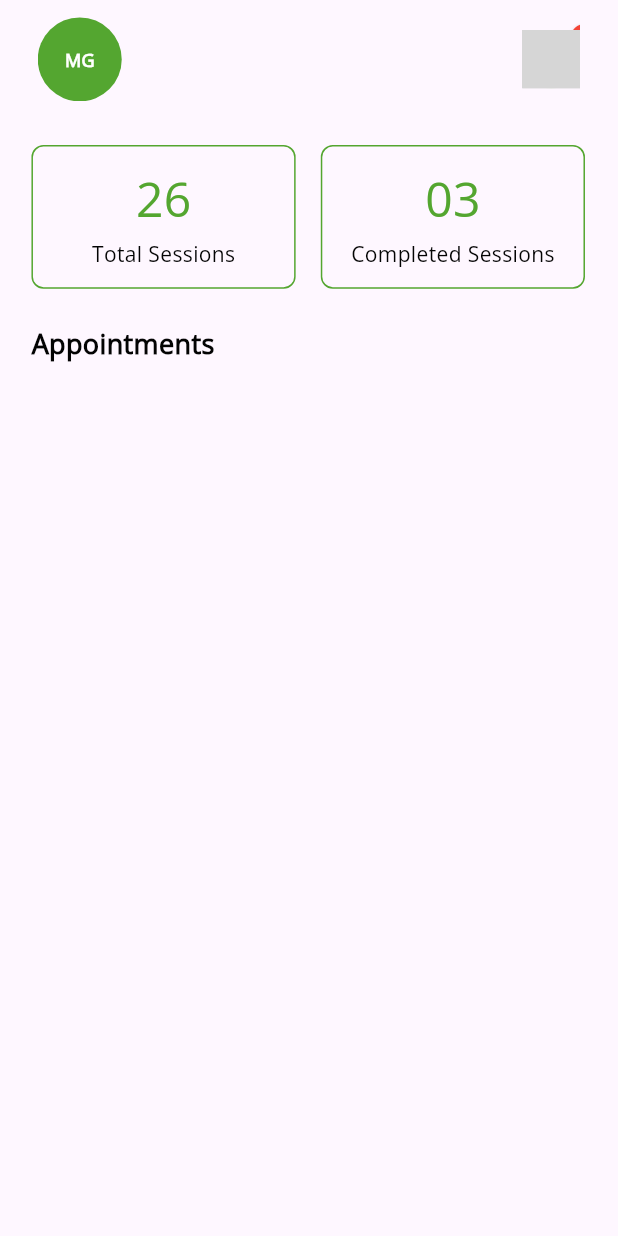
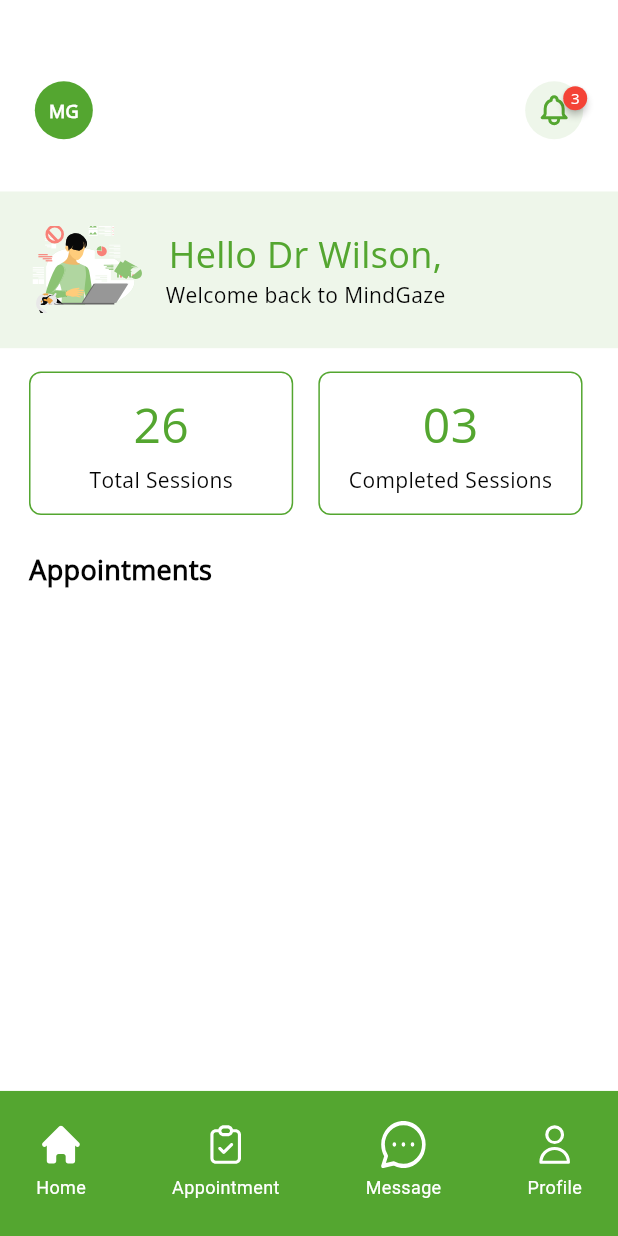
Before and after one commit to Siamjht/therapist, a Flutter app: the screen it shows after launch, on a phone screen of 412 x 824 dp. Run offline on Flutter 3.47's test engine with Material 3 defaults, Android fonts, the phone set to English and light mode, and no system bars; drawn by our look-alikes of badges; our stand-ins replace flutter_screenutil, flutter_svg, get; grey boxes are pictures that could not be loaded.

Commit message:
some changes

```diff
--- a/lib/main.dart
+++ b/lib/main.dart
@@ -1,5 +1,8 @@
 import 'package:flutter/material.dart';
 import 'package:flutter_screenutil/flutter_screenutil.dart';
+import 'package:get/get.dart';
+import 'package:therapist/utils/app_colors.dart';
+import 'package:therapist/views/widgets/bottom_nav_bar.dart';
 
 import 'views/home/home_page.dart';
 
@@ -21,8 +24,11 @@ class MyApp extends StatelessWidget {
       splitScreenMode: true,
       // Use builder only if you need to use library outside ScreenUtilInit context
       builder: (_ , child) {
-        return MaterialApp(
+        return GetMaterialApp(
           debugShowCheckedModeBanner: false,
+          theme: ThemeData(
+              scaffoldBackgroundColor:AppColors.whiteColor
+          ),
           home: HomePage(),
         );
       },
--- a/lib/utils/app_texts.dart
+++ b/lib/utils/app_texts.dart
@@ -1,6 +1,20 @@
 
 class AppTexts{
   static String appbarTextHome = "MG";
-  static String badgeText = "3";
+  static String badgeNumberText = "3";
   static String appointments = "Appointments";
+
+  static String totalSessionNumber = "26";
+  static String totalSessions = "Total Sessions";
+  static String completedSessionsNumber = "03";
+  static String completedSessions = "Completed Sessions";
+
+  static String drName = "Hello Dr Wilson,";
+  static String welcomeMindGaze = "Welcome back to MindGaze";
+
+  static String home = "Home";
+  static String appointment = "Appointment";
+  static String message = "Message";
+  static String profile = "Profile";
+
 }
--- a/lib/views/home/home_page.dart
+++ b/lib/views/home/home_page.dart
@@ -1,39 +1,104 @@
 
 import 'package:flutter/material.dart';
 import 'package:flutter_screenutil/flutter_screenutil.dart';
+import 'package:flutter_svg/svg.dart';
 import 'package:therapist/utils/app_colors.dart';
 import 'package:therapist/utils/app_texts.dart';
+import 'package:therapist/views/widgets/bottom_nav_bar.dart';
 import 'package:therapist/views/widgets/custom_text.dart';
+import 'package:badges/badges.dart' as badges;
 
-import '../widgets/custom_appbar.dart';
 
 class HomePage extends StatelessWidget {
   const HomePage({super.key});
 
   @override
   Widget build(BuildContext context) {
+    Size size = MediaQuery.of(context).size;
     return Scaffold(
-      appBar: PreferredSize(
-        preferredSize: Size.fromHeight(100.h),
-          child: const CustomAppbar()),
-      body: Padding(
-        padding: EdgeInsets.symmetric(horizontal: 20.w),
-        child: Column(
-          crossAxisAlignment: CrossAxisAlignment.start,
-          children: [
-            Row(
+      body: Column(
+        crossAxisAlignment: CrossAxisAlignment.start,
+        children: [
+          SizedBox(
+            height: 44.h,
+            width: size.width.w,
+          ),
+          Padding(
+            padding: EdgeInsets.symmetric(horizontal: 24.h),
+            child: SizedBox(
+              height: 64.h,
+              width: size.width,
+              child: Row(
+                crossAxisAlignment: CrossAxisAlignment.center,
+                children: [
+                  CircleAvatar(
+                    backgroundColor: AppColors.primaryColor,
+                    radius: 20.h,
+                    child: CustomText(text: AppTexts.appbarTextHome, color: AppColors.whiteColor,
+                      fontSize: 12, fontFamily: "Open Sans", fontWeight: FontWeight.w600,),
+                  ),
+                  const Spacer(),
+                  CircleAvatar(
+                    backgroundColor: AppColors.secondaryColor,
+                    radius: 20.h,
+                    child: badges.Badge(
+                      badgeContent: CustomText(text: AppTexts.badgeNumberText, color: AppColors.whiteColor,
+                        fontSize: 10, fontFamily: "Open Sans", fontWeight: FontWeight.w400,),
+                      child: SvgPicture.asset("assets/icons/notifyBell.svg",),
+                    ),
+                  )
+                ],
+              ),
+            ),
+          ),
+          SizedBox(height: 24.h,),
+          Container(
+            height: 108.h,
+            width: size.width.w,
+            color: AppColors.secondaryColor,
+            child: Padding(
+              padding: EdgeInsets.symmetric(horizontal: 20.h),
+              child: Row(
+                children: [
+                  SizedBox(
+                      height: 60.h,
+                      width: 72.w,
+                      child: SvgPicture.asset("assets/images/homeImage.svg", fit: BoxFit.cover,),
+                  ),
+                  SizedBox(width: 16.h,),
+                  Column(
+                    mainAxisAlignment: MainAxisAlignment.center,
+                    children: [
+                      CustomText(text: AppTexts.drName, color: AppColors.primaryColor,
+                          fontSize: 24, fontFamily: "Open Sans", fontWeight: FontWeight.w500),
+                      CustomText(text: AppTexts.welcomeMindGaze, color: AppColors.blackColor,
+                          fontSize: 14, fontFamily: "Open Sans", fontWeight: FontWeight.w400),
+                    ],
+                  )
+                ],
+              ),
+            ),
+          ),
+          SizedBox(height: 16.h,),
+          Padding(
+            padding: EdgeInsets.symmetric(horizontal: 20.h),
+            child: Row(
               children: [
-                buildContainer("26", "Total Sessions"),
+                buildContainer(AppTexts.totalSessionNumber, AppTexts.totalSessions),
                 SizedBox(width: 16.w,),
-                buildContainer("03", "Completed Sessions"),
+                buildContainer(AppTexts.completedSessionsNumber, AppTexts.completedSessions),
               ],
             ),
-            SizedBox(height: 24.h,),
-            CustomText(text: AppTexts.appointments, color: AppColors.blackColor,
-                fontSize: 18, fontFamily: "Open Sans", fontWeight: FontWeight.w600)
-          ],
-        ),
+          ),
+          SizedBox(height: 24.h,),
+          Padding(
+            padding: EdgeInsets.symmetric(horizontal: 20.h),
+            child: CustomText(text: AppTexts.appointments, color: AppColors.blackColor,
+                fontSize: 18, fontFamily: "Open Sans", fontWeight: FontWeight.w600),
+          )
+        ],
       ),
+      bottomNavigationBar: const BottomNavBar(currentIndex: 0),
     );
   }
 
@@ -42,7 +107,7 @@ class HomePage extends StatelessWidget {
     width: 168.w,
     decoration: BoxDecoration(
         border: Border.all(color: AppColors.primaryColor),
-        borderRadius: BorderRadius.all(Radius.circular(8))
+        borderRadius: const BorderRadius.all(Radius.circular(8))
     ),
     child: Column(
       mainAxisAlignment: MainAxisAlignment.center,
--- a/lib/views/widgets/nav_bar.dart
+++ b/lib/views/widgets/bottom_nav_bar.dart
@@ -1,18 +1,24 @@
 import 'package:flutter/material.dart';
 import 'package:flutter_screenutil/flutter_screenutil.dart';
 import 'package:flutter_svg/flutter_svg.dart';
+import 'package:get/get.dart';
 import 'package:therapist/utils/app_colors.dart';
+import 'package:therapist/utils/app_texts.dart';
+import 'package:therapist/views/home/home_page.dart';
 
-class NavBar extends StatefulWidget {
+import '../../utils/app_icons.dart';
+import 'custom_text.dart';
+
+class BottomNavBar extends StatefulWidget {
   final int currentIndex;
 
-  const NavBar({required this.currentIndex, super.key});
+  const BottomNavBar({required this.currentIndex, super.key});
 
   @override
-  State<NavBar> createState() => _NavBarState();
+  State<BottomNavBar> createState() => _BottomNavBarState();
 }
 
-class _NavBarState extends State<NavBar> {
+class _BottomNavBarState extends State<BottomNavBar> {
   var bottomNavIndex = 0;
 
   List<String> selectedIcon = [
@@ -22,9 +28,9 @@ class _NavBarState extends State<NavBar> {
     AppIcons.profileIconSolid
   ];
 
-  List<String> selectedText = [];
+  List<String> selectedText = [AppTexts.home, AppTexts.appointment, AppTexts.message, AppTexts.profile];
 
-  List<String> unselectedIcon = [
+  List<String> unSelectedIcon = [
     AppIcons.homeIconOutline,
     AppIcons.appointmentIconOutline,
     AppIcons.messageIconOutline,
@@ -45,42 +51,34 @@ class _NavBarState extends State<NavBar> {
       padding:
       const EdgeInsetsDirectional.symmetric(horizontal: 24, vertical: 20),
       alignment: Alignment.center,
-      color: Colors.white,
+      color: AppColors.primaryColor,
       child: Row(
         crossAxisAlignment: CrossAxisAlignment.center,
         mainAxisAlignment: MainAxisAlignment.spaceBetween,
         children: List.generate(
-          unselectedIcon.length,
+          unSelectedIcon.length,
               (index) => InkWell(
             onTap: () => onTap(index),
             child: Column(
               crossAxisAlignment: CrossAxisAlignment.center,
               mainAxisAlignment: MainAxisAlignment.start,
               children: [
-                index != bottomNavIndex
-                    ? SvgPicture.asset(selectedIcon[index],
-                    color: AppColors.blue_500, height: 24.h, width: 24.w)
-                    : SvgPicture.asset(unselectedIcon[index],
-                    color: AppColors.blue_500, height: 24.h, width: 24.w),
+                SizedBox(
+                  width: 30.w,
+                  height: 30.w,
+                  child: index != bottomNavIndex
+                      ? SvgPicture.asset(unSelectedIcon[index], fit: BoxFit.fill,)
+                      : SvgPicture.asset(selectedIcon[index], fit: BoxFit.fill,),
+                ),
                 const SizedBox(
                   height: 4,
                 ),
                 CustomText(
-                  color: AppColors.blackColor,
+                  color: AppColors.whiteColor,
                   fontSize: 12,
-                  fontWeight: FontWeight.w600,
+                  fontWeight: FontWeight.w400,
                   text: selectedText[index],
                 ),
-                index == bottomNavIndex
-                    ? Container(
-                  width: 8.w,
-                  height: 8.h,
-                  decoration: const ShapeDecoration(
-                    color: Colors.white,
-                    shape: OvalBorder(),
-                  ),
-                )
-                    : const SizedBox()
               ],
             ),
           ),
@@ -90,11 +88,9 @@ class _NavBarState extends State<NavBar> {
   }
 
   void onTap(int index) {
-    // HomeController homeController = Get.find<HomeController>();
-    // homeController.scrollController.dispose();
     if (index == 0) {
       if (!(widget.currentIndex == 0)) {
-        Get.offAll(() => const HomeScreen(),
+        Get.offAll(() => const HomePage(),
             transition: Transition.noTransition);
       }
     } else if (index == 1) {
@@ -116,15 +112,14 @@ class _NavBarState extends State<NavBar> {
   }
 }
 
-class AppIcons{
+class ProfileScreen {
+  const ProfileScreen();
+}
 
-  static String homeIconSolid = "assets/icons/homeIconSolid.svg";
-  static String homeIconOutline = "assets/icons/homeIconOutline.svg";
-  static String appointmentIconSolid = "assets/icons/appointmentIconSolid.svg";
-  static String appointmentIconOutline = "assets/icons/appointmentIconOutline.svg";
-  static String messageIconSolid = "assets/icons/messageIconSolid.svg";
-  static String messageIconOutline = "assets/icons/messageIconOutline.svg";
-  static String profileIconOutline= "assets/icons/profileIconOutline.svg";
-  static String profileIconSolid= "assets/icons/profileIconSolid.svg";
-  static String notifyBell = "assets/icons/notifyBell.svg";
+class FriendsScreen {
+  const FriendsScreen();
 }
+
+class CategoryScreen {
+  const CategoryScreen();
+}
--- a/lib/views/widgets/custom_appbar.dart
+++ b/lib/views/widgets/custom_appbar.dart
@@ -17,6 +17,7 @@ class CustomAppbar extends StatelessWidget {
     return Padding(
       padding: EdgeInsets.symmetric(horizontal: 24.w, vertical: 12.h),
       child: AppBar(
+        centerTitle: false,
         leading: CircleAvatar(
           backgroundColor: AppColors.primaryColor,
           radius: 20.h,
@@ -28,9 +29,9 @@ class CustomAppbar extends StatelessWidget {
             backgroundColor: AppColors.secondaryColor,
             radius: 20.h,
             child: badges.Badge(
-              badgeContent: CustomText(text: AppTexts.badgeText, color: AppColors.whiteColor,
+              badgeContent: CustomText(text: AppTexts.badgeNumberText, color: AppColors.whiteColor,
                 fontSize: 10, fontFamily: "Open Sans", fontWeight: FontWeight.w400,),
-              child: SvgPicture.asset("assets/icons/notifyBell.svg"),
+              child: SvgPicture.asset("assets/icons/notifyBell.svg",),
             ),
           ),
         ],
--- a/pubspec.yaml
+++ b/pubspec.yaml
@@ -38,6 +38,7 @@ dependencies:
   flutter_screenutil: ^5.9.0
   flutter_svg: ^2.0.9
   badges: ^3.1.2
+  get:
 
 dev_dependencies:
   flutter_test:
@@ -63,8 +64,9 @@ flutter:
   uses-material-design: true
 
   # To add assets to your application, add an assets section, like this:
-    assets:
+  assets:
     - assets/icons/
+    - assets/images/
   #   - images/a_dot_burr.jpeg
   #   - images/a_dot_ham.jpeg
 
```
Also changed, not shown: assets/images/homeImage.svg (added), pubspec.lock.
